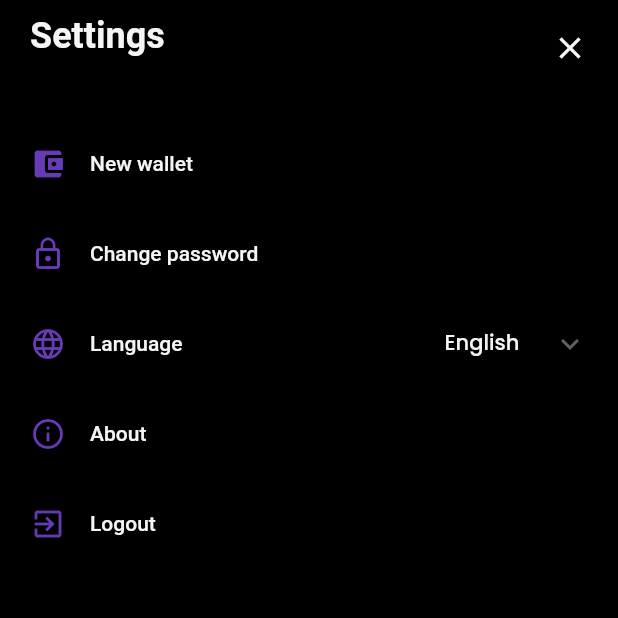
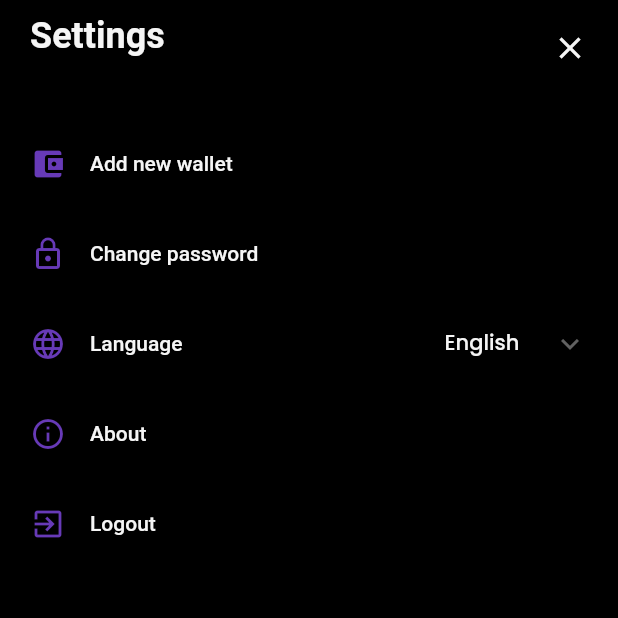
Before and after one commit to LucasPitol/waste, a Flutter app: the SettingsComponent screen opened directly, on a phone screen of 412 x 824 dp, the top half of it. Run offline on Flutter 3.47's test engine with Material 2 defaults, Android fonts, the light colour scheme and no system bars; our stand-ins replace cloud_firestore, flutter_datetime_picker, flutter_masked_text, flutter_multi_formatter, flutter_phoenix, google_fonts and 3 more; missing offline and left inert: bezier_chart, fab_circular_menu, mailer2; accounts and stored records are empty.

Commit message:
Tapa tarefa 4 e 5

```diff
--- a/waste_app/lib/pages/home/home_conponent.dart
+++ b/waste_app/lib/pages/home/home_conponent.dart
@@ -690,9 +690,7 @@ class HomeComponentState extends State<HomeComponent> {
                           }).toList(),
                         ),
                       ),
-                      (isWalletOwner &&
-                              currentWallet != null &&
-                              currentWallet.name != 'Carteira Pessoal')
+                      (isWalletOwner)
                           ? Container(
                               alignment: Alignment.topRight,
                               child: InkWell(
--- a/waste_app/lib/pages/home/settings_component.dart
+++ b/waste_app/lib/pages/home/settings_component.dart
@@ -233,7 +233,9 @@ class _SettingsComponentState extends State<SettingsComponent> {
                           margin: EdgeInsets.only(left: 40),
                           alignment: Alignment.centerLeft,
                           child: Text(
-                            isPtLanguage ? 'Nova carteira' : 'New wallet',
+                            isPtLanguage
+                                ? 'Adicionar nova carteira'
+                                : 'Add new wallet',
                             style: settingsItemStyle,
                           ),
                         ),
--- a/waste_app/lib/utils/constants.dart
+++ b/waste_app/lib/utils/constants.dart
@@ -36,7 +36,7 @@ class Constants {
 
   static int walletMembersLimit = 2;
 
-  static int numberOfWalletsLimit = 2;
+  static int numberOfWalletsLimit = 3;
 
   static getDefaultLoadingWidget(BuildContext context) {
     return Container(
```
